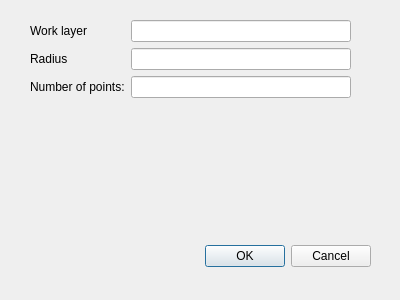
This is Arraymaker_dialog_base.ui in sickel/Arraymaker as Qt 5 draws it before an edit. The edited form follows.
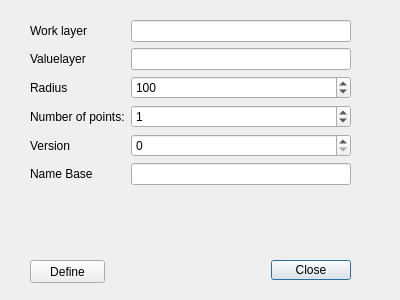
This is the edited form.

Patch:
```diff
--- a/Arraymaker_dialog_base.ui
+++ b/Arraymaker_dialog_base.ui
@@ -16,17 +16,20 @@
   <widget class="QDialogButtonBox" name="button_box">
    <property name="geometry">
     <rect>
-     <x>30</x>
-     <y>240</y>
+     <x>10</x>
+     <y>260</y>
      <width>341</width>
-     <height>32</height>
+     <height>20</height>
     </rect>
    </property>
    <property name="orientation">
     <enum>Qt::Horizontal</enum>
    </property>
    <property name="standardButtons">
-    <set>QDialogButtonBox::Cancel|QDialogButtonBox::Ok</set>
+    <set>QDialogButtonBox::Close</set>
+   </property>
+   <property name="centerButtons">
+    <bool>false</bool>
    </property>
   </widget>
   <widget class="QWidget" name="formLayoutWidget">
@@ -49,28 +52,89 @@
     <item row="0" column="1">
      <widget class="QLineEdit" name="LEWorklayer"/>
     </item>
-    <item row="1" column="0">
+    <item row="2" column="0">
      <widget class="QLabel" name="label_4">
       <property name="text">
        <string>Radius</string>
       </property>
      </widget>
     </item>
-    <item row="1" column="1">
-     <widget class="QLineEdit" name="LERadius"/>
-    </item>
-    <item row="2" column="0">
+    <item row="3" column="0">
      <widget class="QLabel" name="label_2">
       <property name="text">
        <string>Number of points:</string>
       </property>
      </widget>
     </item>
+    <item row="3" column="1">
+     <widget class="QSpinBox" name="SBNpoints">
+      <property name="maximum">
+       <number>999</number>
+      </property>
+      <property name="value">
+       <number>1</number>
+      </property>
+     </widget>
+    </item>
     <item row="2" column="1">
-     <widget class="QLineEdit" name="LENpoints"/>
+     <widget class="QSpinBox" name="SBRadius">
+      <property name="maximum">
+       <number>99999</number>
+      </property>
+      <property name="value">
+       <number>100</number>
+      </property>
+     </widget>
+    </item>
+    <item row="1" column="0">
+     <widget class="QLabel" name="label_3">
+      <property name="text">
+       <string>Valuelayer</string>
+      </property>
+     </widget>
+    </item>
+    <item row="1" column="1">
+     <widget class="QLineEdit" name="LEValuelayer"/>
+    </item>
+    <item row="4" column="0">
+     <widget class="QLabel" name="label_5">
+      <property name="text">
+       <string>Version</string>
+      </property>
+     </widget>
+    </item>
+    <item row="4" column="1">
+     <widget class="QSpinBox" name="SBVersion">
+      <property name="maximum">
+       <number>99999</number>
+      </property>
+     </widget>
+    </item>
+    <item row="5" column="0">
+     <widget class="QLabel" name="label_6">
+      <property name="text">
+       <string>Name Base</string>
+      </property>
+     </widget>
+    </item>
+    <item row="5" column="1">
+     <widget class="QLineEdit" name="LENameBase"/>
     </item>
    </layout>
   </widget>
+  <widget class="QPushButton" name="PBDefine">
+   <property name="geometry">
+    <rect>
+     <x>30</x>
+     <y>260</y>
+     <width>75</width>
+     <height>23</height>
+    </rect>
+   </property>
+   <property name="text">
+    <string>Define</string>
+   </property>
+  </widget>
  </widget>
  <resources/>
  <connections>
```
Left out of the diff: 9 changed lines with no effect on the pictures.
